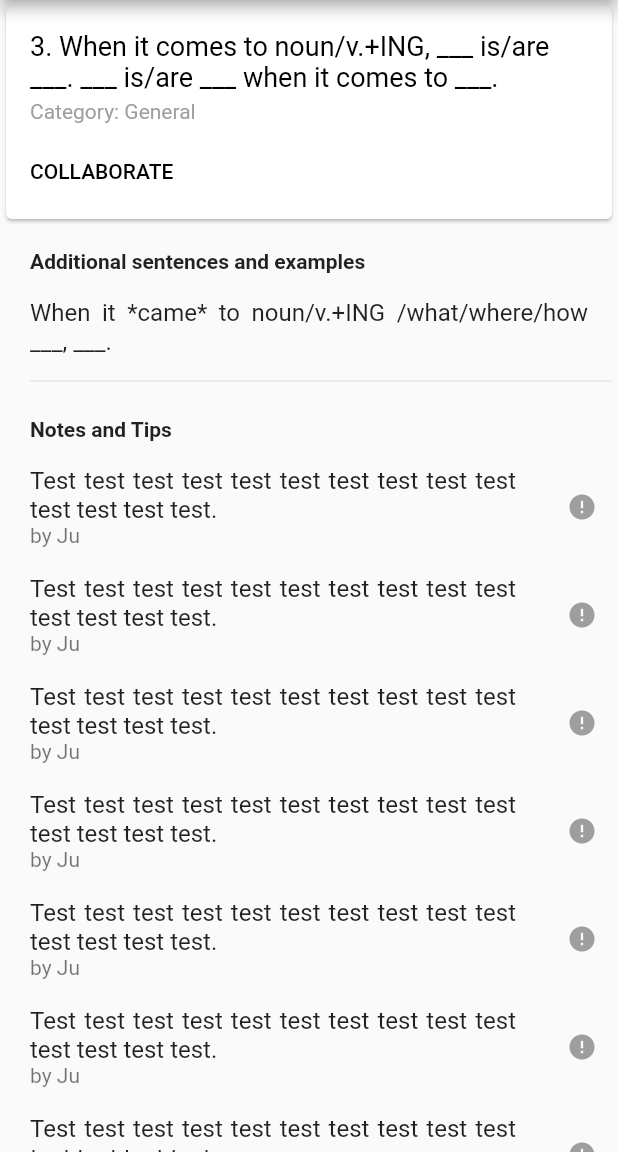
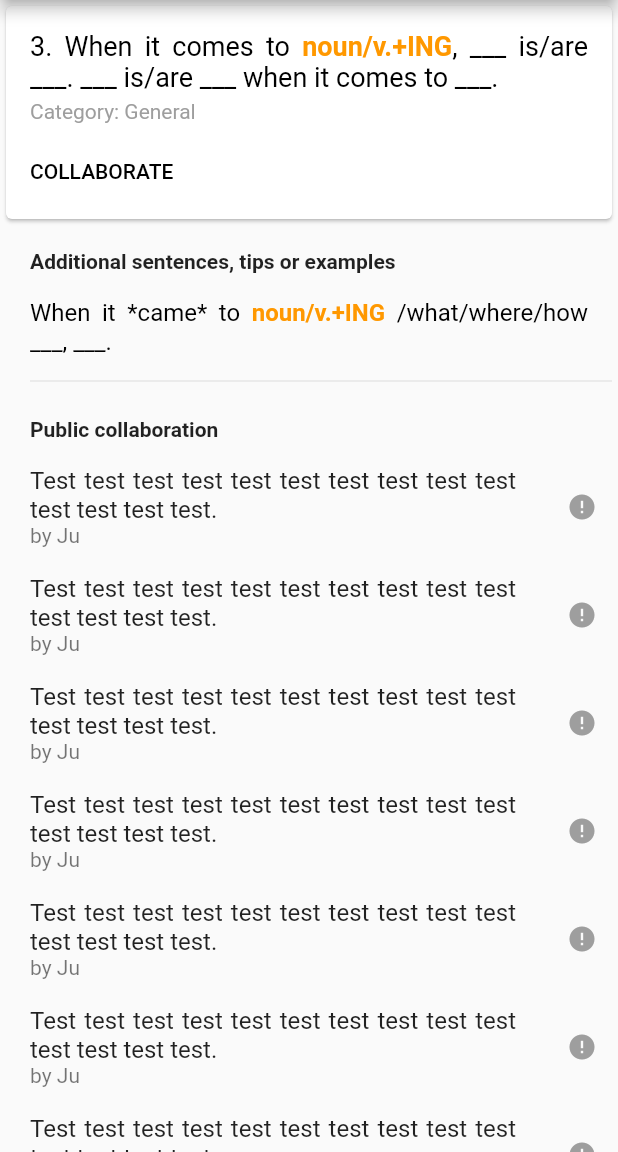
Before and after one commit to Mrjen/three_hundred_english, a Flutter app: the screen it shows after launch, after a tap on an icon or button, on a phone screen of 412 x 824 dp, the part 84-1236 px from its top. Run offline on Flutter 3.47's test engine with Material 2 defaults, Android fonts, the phone set to English and light mode, and no system bars; our stand-ins replace firebase_database; accounts and stored records are empty.

Commit message:
Adjustments in the highlighting of words. Adjustments in labels in order to let them clearer. User class added.

```diff
--- a/lib/main.dart
+++ b/lib/main.dart
@@ -116,7 +116,7 @@ class _ThreeHundredApp extends State<ThreeHundredApp>
                         color: Colors.grey[800],
                       ),
                       decoration: new InputDecoration(
-                          hintText: "Filter by word...",
+                          hintText: "Filter by word or category...",
                           hintStyle: new TextStyle(color: Colors.grey[800]),
                           labelStyle: Theme
                               .of(context)
--- a/lib/phrase.dart
+++ b/lib/phrase.dart
@@ -67,6 +67,4 @@ class Phrase {
     };
   }
 
-
-
 }
--- a/lib/phrase_details.dart
+++ b/lib/phrase_details.dart
@@ -41,7 +41,7 @@ class _PhraseDetails extends State<PhraseDetails> {
                           padding: EdgeInsets.only(left: 20.0, right: 20.0, top: 16.0, bottom: 8.0),
                           alignment: FractionalOffset.centerLeft,
                           child: Text(
-                              "Additional sentences and examples",
+                              "Additional sentences, tips or examples",
                               style: new TextStyle(
                                   fontWeight: FontWeight.bold
                               )
@@ -64,7 +64,7 @@ class _PhraseDetails extends State<PhraseDetails> {
                         padding: EdgeInsets.only(left: 20.0, right: 20.0, top: 16.0, bottom: 8.0),
                         alignment: FractionalOffset.centerLeft,
                         child: Text(
-                            "Notes and Tips",
+                            "Public collaboration",
                             style: new TextStyle(
                                 fontWeight: FontWeight.bold
                             )
@@ -143,7 +143,16 @@ class _PhraseDetails extends State<PhraseDetails> {
             physics: ClampingScrollPhysics(),
             children: phrase.additionalList.map((additional) => new ListTile(
               contentPadding: EdgeInsets.only(left: 20.0, right: 20.0),
-              title: Text(additional, textAlign: TextAlign.justify,),
+              title: new RichText(
+                textAlign: TextAlign.justify,
+                text: new TextSpan(
+                  style: new TextStyle(
+                    fontSize: 16.0,
+                    color: Colors.black,
+                  ),
+                  children: new _PhraseFormat().format(additional),
+                ),
+              ),
             )).toList()
         )
     );
@@ -232,23 +241,14 @@ class _PhraseDetails extends State<PhraseDetails> {
             child: Column(
               crossAxisAlignment: CrossAxisAlignment.start,
               children: <Widget>[
-//                Text(
-//                    widget.phrase.toString(),
-//                    textAlign: TextAlign.justify,
-//                    style: new TextStyle(
-//                      fontSize: 18.0,
-//                      color: Colors.grey[800],
-//                    )
-//                ),
                 new RichText(
+                  textAlign: TextAlign.justify,
                   text: new TextSpan(
-                    // Note: Styles for TextSpans must be explicitly defined.
-                    // Child text spans will inherit styles from parent
                     style: new TextStyle(
                       fontSize: 18.0,
                       color: Colors.black,
                     ),
-                    children: bla(phrase.toString(), new List()),
+                    children: new _PhraseFormat().format(phrase.toString()),
                   ),
                 ),
                 Padding(
@@ -276,41 +276,62 @@ class _PhraseDetails extends State<PhraseDetails> {
           + " at " + DateFormat.jm().format(dateTime);
   }
 
-  List<TextSpan> bla(String description, List<TextSpan> spans) {
-    int index = description.indexOf(" noun/v.+ING ");
+}
+
+class _PhraseHighlightWord {
+  final String _word;
+  final Color _color;
+
+  const _PhraseHighlightWord._create(this._word, this._color);
+
+  String get word => _word;
+
+  Color get color => _color;
+
+  static const NOUN_ING = const _PhraseHighlightWord._create("noun/v.+ING", Colors.orange);
+  static const V_ING = const _PhraseHighlightWord._create("v.+ING", Colors.green);
+  static const P_P = const _PhraseHighlightWord._create("p.p.", Colors.purple);
+
+  static List<_PhraseHighlightWord> toList() {
+    return List.of([NOUN_ING, V_ING, P_P]);
+  }
+}
+
+class _PhraseFormat {
+
+  List<TextSpan> format(String phrase) {
+    return _format(phrase, new List());
+  }
+
+  List<TextSpan> _format(String phrase, List<TextSpan> spans) {
+    int index = -1;
+    _PhraseHighlightWord phraseHighlightWord;
+
+    for (_PhraseHighlightWord highlightWord in _PhraseHighlightWord.toList()) {
+
+      if ((index = phrase.indexOf(highlightWord.word)) > -1) {
+        phraseHighlightWord = highlightWord;
+        break;
+      }
+    }
+
     if (index > -1) {
-      spans.add(new TextSpan(text: description.substring(0, index)));
+      String highlightWord = phraseHighlightWord.word;
+
+      spans.add(new TextSpan(text: phrase.substring(0, index)));
       spans.add(new TextSpan(
-        text: " noun/v.+ING ",
-        style: new TextStyle(
-            background: new Paint()..color = Colors.primaries[new Random().nextInt(Colors.primaries.length)],
-            color: Colors.white,
-            fontWeight: FontWeight.bold)
+          text: highlightWord,
+          style: new TextStyle(
+//              background: new Paint()..color = phraseHighlightWord.color,
+              color: phraseHighlightWord.color,
+              fontWeight: FontWeight.bold)
       ));
-      return bla(description.substring(index + 13), spans);
+      return _format(phrase.substring(index + highlightWord.length), spans);
+
     } else {
-      spans.add(new TextSpan(text: description));
+      spans.add(new TextSpan(text: phrase));
       return spans;
     }
-//
-//
-//    List<TextSpan> spans = phrase.description.split("v.+ING")
-//        .map((text) => new TextSpan(text: text));
-//
-//    return new RichText(
-//      text: new TextSpan(
-//        // Note: Styles for TextSpans must be explicitly defined.
-//        // Child text spans will inherit styles from parent
-//        style: new TextStyle(
-//          fontSize: 14.0,
-//          color: Colors.black,
-//        ),
-//        children: <TextSpan>[
-//          new TextSpan(text: 'Hello'),
-//          new TextSpan(text: 'World', style: new TextStyle(fontWeight: FontWeight.bold)),
-//        ],
-//      ),
-//    );
   }
 
 }
--- a/lib/phrase_listing.dart
+++ b/lib/phrase_listing.dart
@@ -27,7 +27,7 @@ class _SearchListState extends State<PhraseListing> {
     _list.add(new Phrase.withAdditionalList("4", "As far as ___ noun/v.+ING ___ go/goes, ___.", ["General"], ["As far as ___ noun/v.+ING is/are concerned, ___."]));
     _list.add(new Phrase.withAdditionalList("5", "Regarding ___, ___.", ["General"], ["___ regarding ___.", "As regards ___, ___.", "In regard to ___, ___.", "With regard to ___, ___."]));
     _list.add(new Phrase("6", "With respect to ___, ___.", ["General"]));
-    _list.add(new Phrase("7", "I like v+.ING. I like v.+ING because ___. In addition, I also like v.+ING.", ["General"]));
+    _list.add(new Phrase("7", "I like v.+ING. I like v.+ING because ___. In addition, I also like v.+ING.", ["General"]));
     _list.add(new Phrase("8", "Oh really? +Three questions (Why? What kind of ___? Is there anything else about ___? )", ["General"]));
     _list.add(new Phrase.withAdditionalList("9", "Well, ___.", ["General"], ["In my case, ___.", "What about you?"]));
     _list.add(new Phrase.withAdditionalList("10", "Well, I enjoy v.+ING. That's because ___.", ["General"], ["Oh really? That's interesting. Tell me more.", "Is this your first time v.+ING?"]));
--- /dev/null
+++ b/lib/user.dart
@@ -0,0 +1,26 @@
+import "package:firebase_database/firebase_database.dart";
+
+const String ATTRIBUTE_NAME = "name";
+const String ATTRIBUTE_EMAIL = "email";
+
+class User {
+
+  String _name;
+  String _email;
+
+  User(this._name, this._email);
+
+  User.fromSnapshot(DataSnapshot snapshot)
+      : _email = snapshot.key,
+        _name = snapshot.value[ATTRIBUTE_NAME];
+
+  String get name => _name;
+
+  toJson() {
+    return {
+      ATTRIBUTE_NAME: _name,
+      ATTRIBUTE_EMAIL: _email
+    };
+  }
+
+}
```
